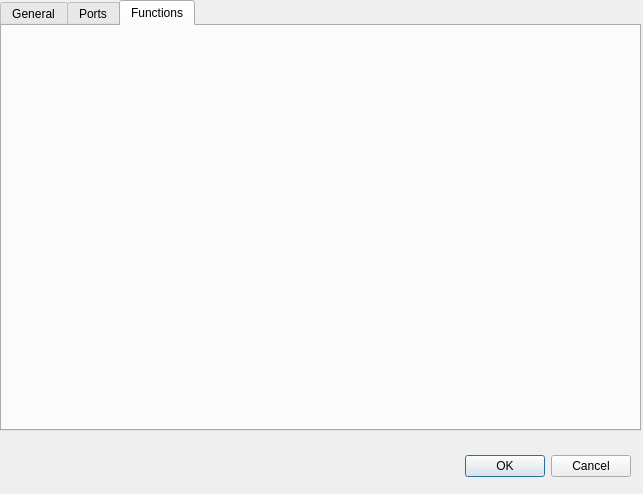
First picture: the form in src/GUI/blockDialogCreate/createblock.ui, repository jurajkula/ICP, before the edit.
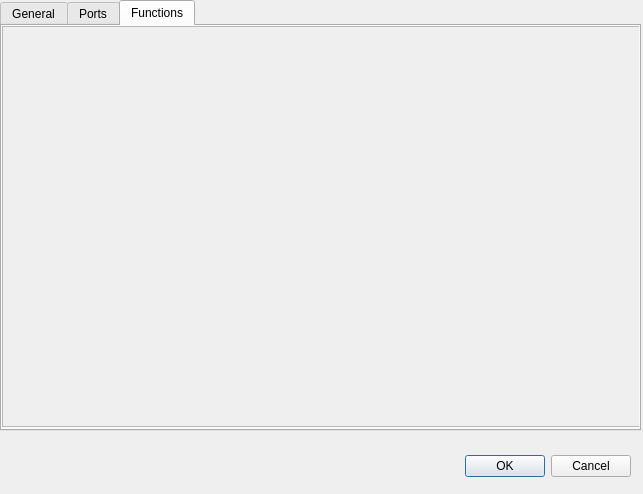
Second picture: the form after the edit. The open tabs and pages were chosen to show the change.

Diff of the .ui file:
```diff
--- a/src/GUI/blockDialogCreate/createblock.ui
+++ b/src/GUI/blockDialogCreate/createblock.ui
@@ -84,6 +84,29 @@
     <attribute name="title">
      <string>Functions</string>
     </attribute>
+    <widget class="QScrollArea" name="scrollArea_2">
+     <property name="geometry">
+      <rect>
+       <x>0</x>
+       <y>0</y>
+       <width>641</width>
+       <height>401</height>
+      </rect>
+     </property>
+     <property name="widgetResizable">
+      <bool>true</bool>
+     </property>
+     <widget class="QWidget" name="scrollAreaWidgetContents_2">
+      <property name="geometry">
+       <rect>
+        <x>0</x>
+        <y>0</y>
+        <width>639</width>
+        <height>399</height>
+       </rect>
+      </property>
+     </widget>
+    </widget>
    </widget>
   </widget>
   <widget class="QLabel" name="errorMessage">
```
